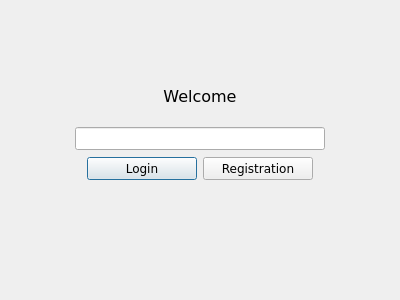
This is client/gui/auth_form.ui in TemplateName56/Blockchain_Wallet as Qt 5 draws it before an edit. The edited form follows.
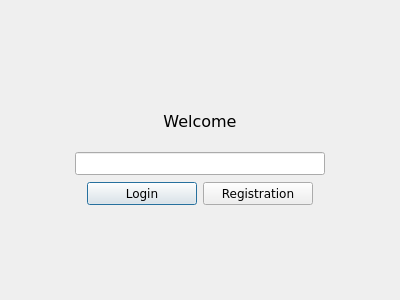
This is the edited form.

Patch:
```diff
--- a/client/gui/auth_form.ui
+++ b/client/gui/auth_form.ui
@@ -31,7 +31,7 @@
       <enum>Qt::Vertical</enum>
      </property>
      <property name="sizeType">
-      <enum>QSizePolicy::Fixed</enum>
+      <enum>QSizePolicy::Expanding</enum>
      </property>
      <property name="sizeHint" stdset="0">
       <size>
```
